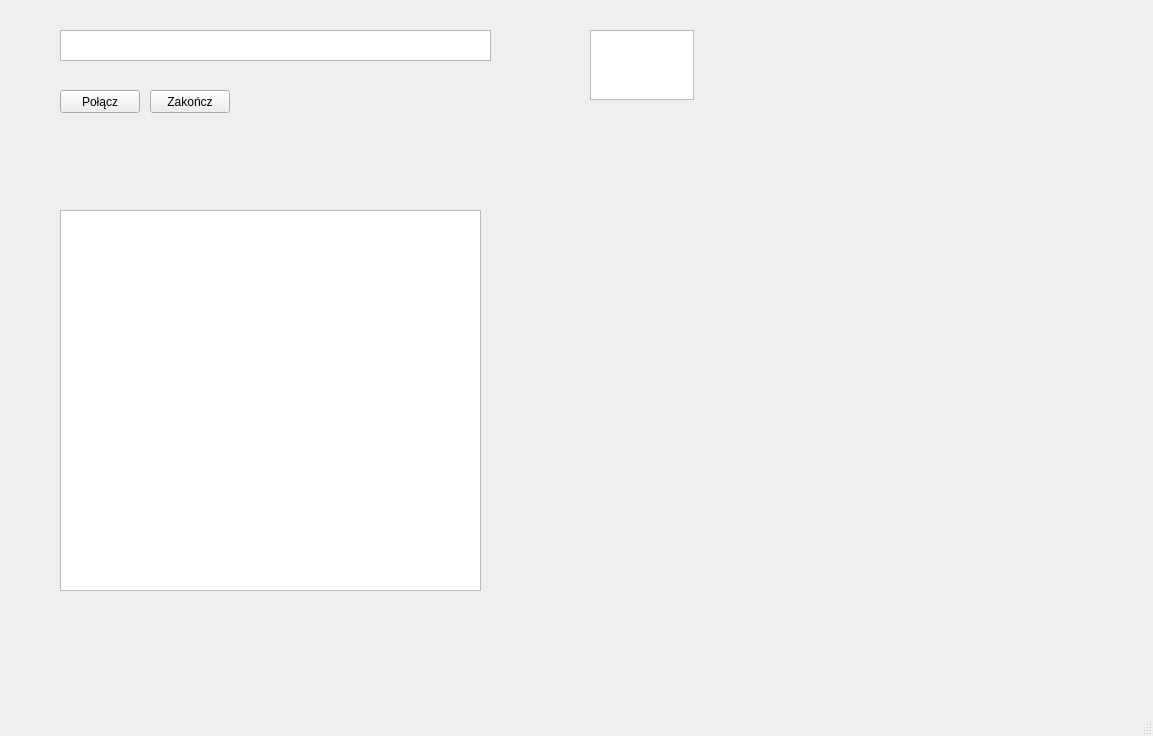
First picture: the form in mainwindow.ui, repository szsoppa/IRCclient, before the edit.
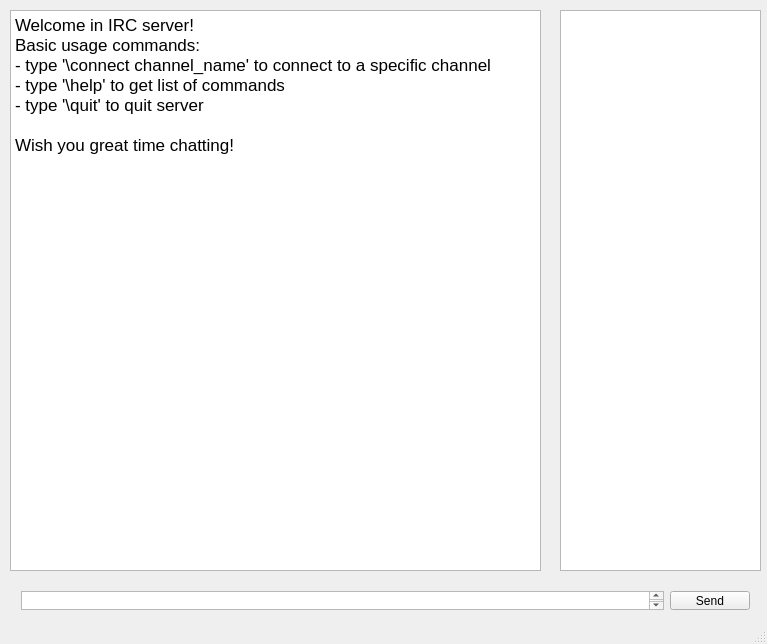
Second picture: the form after the edit.

Commit message: Set main conversation window widgets

Patch:
```diff
--- a/mainwindow.ui
+++ b/mainwindow.ui
@@ -6,8 +6,8 @@
    <rect>
     <x>0</x>
     <y>0</y>
-    <width>1153</width>
-    <height>736</height>
+    <width>767</width>
+    <height>644</height>
    </rect>
   </property>
   <property name="windowTitle">
@@ -17,58 +17,57 @@
    <widget class="QTextEdit" name="textLog">
     <property name="geometry">
      <rect>
-      <x>60</x>
-      <y>210</y>
-      <width>421</width>
-      <height>381</height>
+      <x>10</x>
+      <y>10</y>
+      <width>531</width>
+      <height>561</height>
      </rect>
     </property>
-   </widget>
-   <widget class="QTextEdit" name="textServerInfo">
-    <property name="geometry">
-     <rect>
-      <x>60</x>
-      <y>30</y>
-      <width>431</width>
-      <height>31</height>
-     </rect>
+    <property name="html">
+     <string>&lt;!DOCTYPE HTML PUBLIC &quot;-//W3C//DTD HTML 4.0//EN&quot; &quot;http://www.w3.org/TR/REC-html40/strict.dtd&quot;&gt;
+&lt;html&gt;&lt;head&gt;&lt;meta name=&quot;qrichtext&quot; content=&quot;1&quot; /&gt;&lt;style type=&quot;text/css&quot;&gt;
+p, li { white-space: pre-wrap; }
+&lt;/style&gt;&lt;/head&gt;&lt;body style=&quot; font-family:'.Helvetica Neue DeskInterface'; font-size:13pt; font-weight:400; font-style:normal;&quot;&gt;
+&lt;p style=&quot; margin-top:0px; margin-bottom:0px; margin-left:0px; margin-right:0px; -qt-block-indent:0; text-indent:0px;&quot;&gt;Welcome in IRC server!&lt;/p&gt;
+&lt;p style=&quot; margin-top:0px; margin-bottom:0px; margin-left:0px; margin-right:0px; -qt-block-indent:0; text-indent:0px;&quot;&gt;Basic usage commands:&lt;/p&gt;
+&lt;p style=&quot; margin-top:0px; margin-bottom:0px; margin-left:0px; margin-right:0px; -qt-block-indent:0; text-indent:0px;&quot;&gt;- type '\connect channel_name' to connect to a specific channel&lt;/p&gt;
+&lt;p style=&quot; margin-top:0px; margin-bottom:0px; margin-left:0px; margin-right:0px; -qt-block-indent:0; text-indent:0px;&quot;&gt;- type '\help' to get list of commands&lt;/p&gt;
+&lt;p style=&quot; margin-top:0px; margin-bottom:0px; margin-left:0px; margin-right:0px; -qt-block-indent:0; text-indent:0px;&quot;&gt;- type '\quit' to quit server&lt;/p&gt;
+&lt;p style=&quot;-qt-paragraph-type:empty; margin-top:0px; margin-bottom:0px; margin-left:0px; margin-right:0px; -qt-block-indent:0; text-indent:0px;&quot;&gt;&lt;br /&gt;&lt;/p&gt;
+&lt;p style=&quot; margin-top:0px; margin-bottom:0px; margin-left:0px; margin-right:0px; -qt-block-indent:0; text-indent:0px;&quot;&gt;Wish you great time chatting!&lt;/p&gt;&lt;/body&gt;&lt;/html&gt;</string>
     </property>
    </widget>
-   <widget class="QPushButton" name="buttonConnect">
+   <widget class="QListWidget" name="listWidget">
     <property name="geometry">
      <rect>
-      <x>60</x>
-      <y>90</y>
-      <width>80</width>
-      <height>23</height>
+      <x>560</x>
+      <y>10</y>
+      <width>201</width>
+      <height>561</height>
      </rect>
     </property>
-    <property name="text">
-     <string>Połącz</string>
-    </property>
    </widget>
-   <widget class="QPushButton" name="buttonCloseConnection">
+   <widget class="QWidget" name="">
     <property name="geometry">
      <rect>
-      <x>150</x>
-      <y>90</y>
-      <width>80</width>
-      <height>23</height>
+      <x>10</x>
+      <y>580</y>
+      <width>751</width>
+      <height>41</height>
      </rect>
     </property>
-    <property name="text">
-     <string>Zakończ</string>
-    </property>
-   </widget>
-   <widget class="QTextEdit" name="textMessage">
-    <property name="geometry">
-     <rect>
-      <x>590</x>
-      <y>30</y>
-      <width>104</width>
-      <height>70</height>
-     </rect>
-    </property>
+    <layout class="QHBoxLayout" name="horizontalLayout">
+     <item>
+      <widget class="QTextEdit" name="textServerInfo"/>
+     </item>
+     <item>
+      <widget class="QPushButton" name="buttonConnect">
+       <property name="text">
+        <string>Send</string>
+       </property>
+      </widget>
+     </item>
+    </layout>
    </widget>
   </widget>
   <widget class="QStatusBar" name="statusBar"/>
```
The commit also changes 3 other files.
